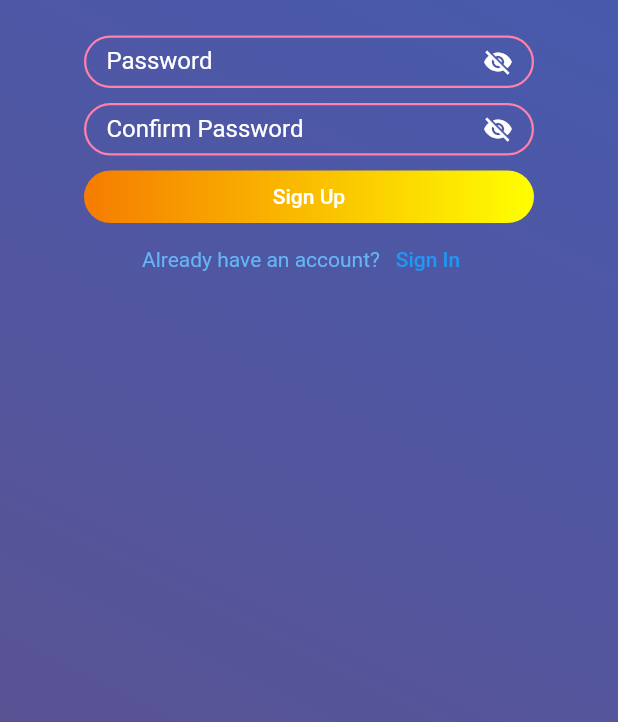
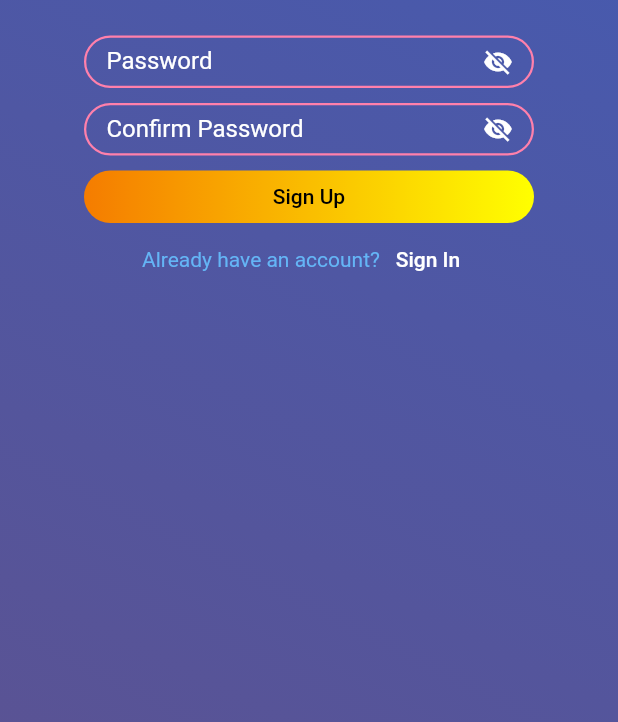
Before and after one commit to mohammadb1992/sign_up_sign_in_practice, a Flutter app: the screen it shows after launch, on a phone screen of 412 x 824 dp, the part 362-1084 px from its top. Run offline on Flutter 3.47's test engine with Material 2 defaults, Android fonts, the phone set to English and light mode, and no system bars.

Commit message:
Color of text of sign up button changed to black. Sign in text button color changed to white.

```diff
--- a/lib/sign_up_screen.dart
+++ b/lib/sign_up_screen.dart
@@ -85,7 +85,8 @@ class _SignUpScreenState extends State<SignUpScreen> {
                         backgroundColor: Colors.transparent,
                       ),
                       onPressed: () {},
-                      child: const Text("Sign Up")),
+                      child: const Text("Sign Up",
+                          style: TextStyle(color: Colors.black))),
                 ),
                 Row(mainAxisAlignment: MainAxisAlignment.center, children: [
                   Text("Already have an account?",
@@ -99,7 +100,8 @@ class _SignUpScreenState extends State<SignUpScreen> {
                         return SignInScreen();
                       }));
                     },
-                    child: const Text("Sign In"),
+                    child: const Text("Sign In",
+                        style: TextStyle(color: Colors.white)),
                   )
                 ]),
               ],
```
